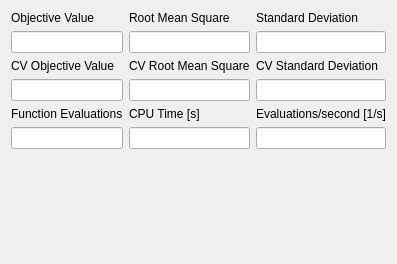
First picture: the form in copasi/UI/CQFittingResultTab1.ui, repository copasi/COPASI, before the edit.
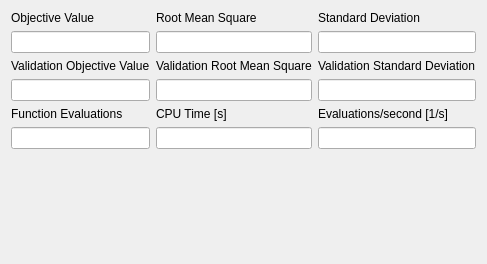
Second picture: the form after the edit.

Commit message: Fixed Bug 1827. We now call Validation which was previously named Cross Validation.

Diff of the .ui file:
```diff
--- a/copasi/UI/CQFittingResultTab1.ui
+++ b/copasi/UI/CQFittingResultTab1.ui
@@ -73,7 +73,7 @@
      <item row="2" column="0">
       <widget class="QLabel" name="mpLblCVObjectiveValue">
        <property name="text">
-        <string>CV Objective Value</string>
+        <string>Validation Objective Value</string>
        </property>
        <property name="wordWrap">
         <bool>false</bool>
@@ -83,7 +83,7 @@
      <item row="2" column="2">
       <widget class="QLabel" name="mpLblCVStdDeviation">
        <property name="text">
-        <string>CV Standard Deviation</string>
+        <string>Validation Standard Deviation</string>
        </property>
        <property name="wordWrap">
         <bool>false</bool>
@@ -103,7 +103,7 @@
      <item row="2" column="1">
       <widget class="QLabel" name="mpLblCVRMS">
        <property name="text">
-        <string>CV Root Mean Square</string>
+        <string>Validation Root Mean Square</string>
        </property>
        <property name="wordWrap">
         <bool>false</bool>
```
Left out of the diff: 19 changed lines with no effect on the pictures. The commit also changes 10 other files.
